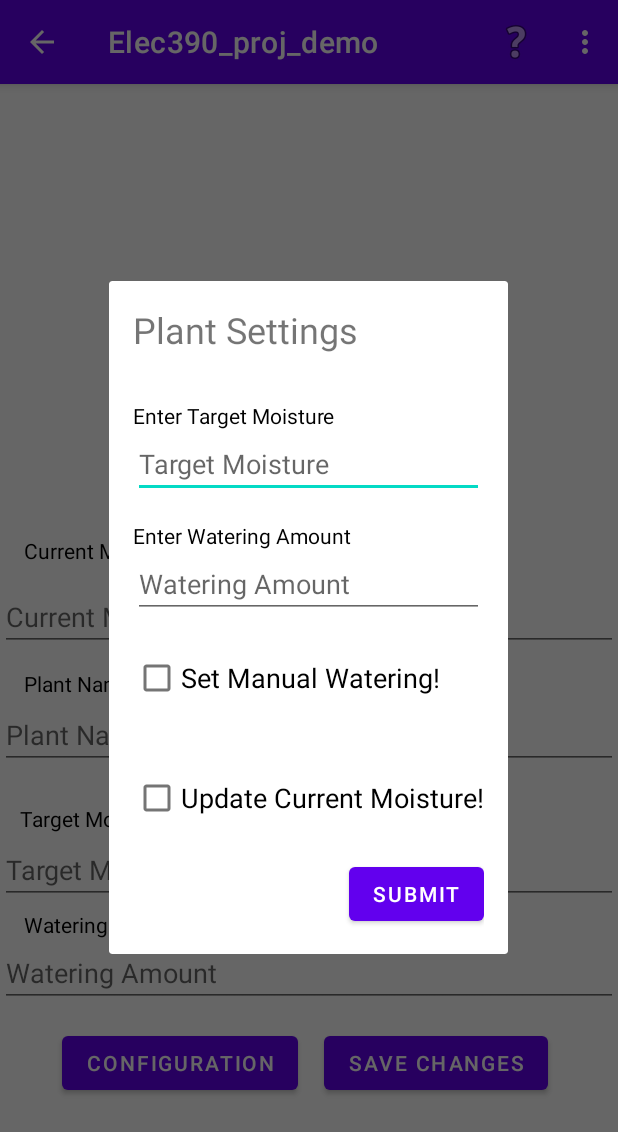
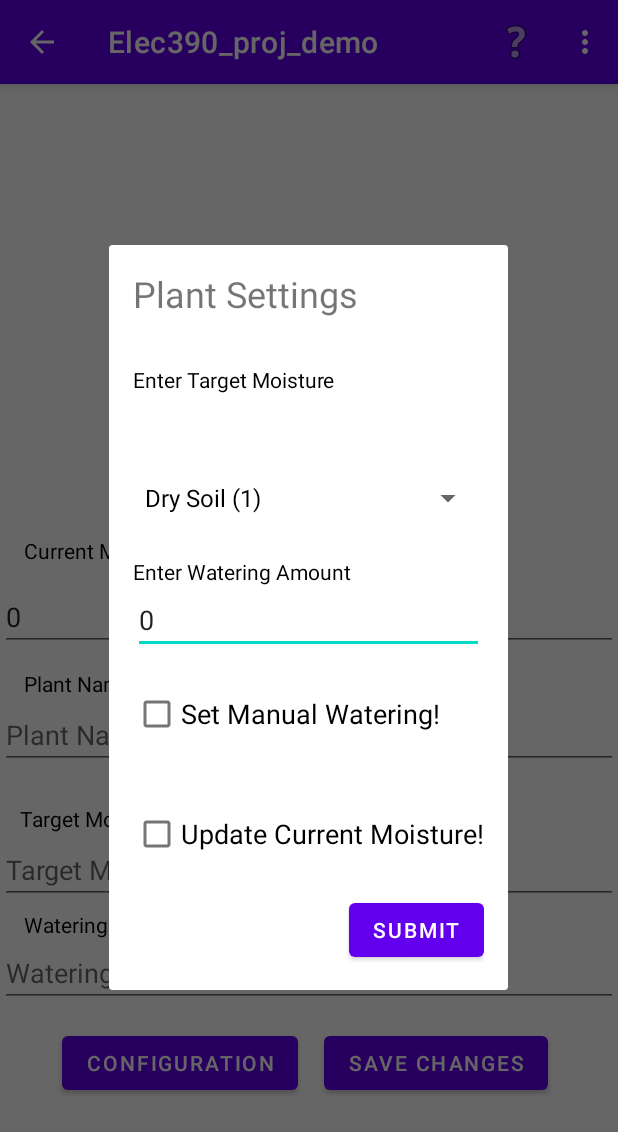
Before and after one commit to bananaslamjamma/Elec390_proj_demo, an Android app: the plantProfileActivity screen opened directly, with no data from a screen before it, after a tap on "CONFIGURATION", on a phone screen of 412 x 824 dp. Shown: the top 1132 px of the screen. Run offline under Robolectric (Android 15) with nearby library versions, the light colour scheme and no system bars; our stand-ins replace Firebase (no records; nobody signed in at launch, a user with empty details on screens opened directly); 6 statements that could not run were skipped.

```diff
--- a/app/src/main/java/com/example/elec390_proj_demo/plantProfileActivity.java
+++ b/app/src/main/java/com/example/elec390_proj_demo/plantProfileActivity.java
@@ -10,11 +10,15 @@ import android.view.Menu;
 import android.view.MenuItem;
 import android.view.View;
 import android.view.Window;
+import android.widget.AdapterView;
+import android.widget.ArrayAdapter;
 import android.widget.Button;
 import android.widget.CheckBox;
 import android.widget.EditText;
 import android.widget.ImageView;
+import android.widget.Spinner;
 import android.widget.TextView;
+import android.widget.Toast;
 
 import com.example.elec390_proj_demo.ui.login.LoginActivity;
 import com.google.android.gms.tasks.OnCompleteListener;
@@ -28,19 +32,17 @@ import com.google.firebase.database.FirebaseDatabase;
 import java.util.Map;
 import java.util.regex.Pattern;
 
-public class plantProfileActivity extends AppCompatActivity {
+public class plantProfileActivity extends AppCompatActivity implements AdapterView.OnItemSelectedListener {
 
     FirebaseAuth auth;
     FirebaseUser user;
     FirebaseDatabase database = FirebaseDatabase.getInstance();
     DatabaseReference u_root = database.getReference("users");
     DatabaseReference p_root;
-
     DatabaseReference active_root;
     ImageView img;
     TextView p_current_moisture, date_view;
     Button save_change_button, move_config;
-
     EditText dia_target_moisture, dia_watering_amount, target_moisture, watering_amount, current_moisture, plantName;
     Button submitDia;
     Dialog dialog;
@@ -48,8 +50,11 @@ public class plantProfileActivity extends AppCompatActivity {
     String current_plant = "";
     //global objects
     Plants g_plants;
+
+    Spinner spin;
     ActivePlant g_active;
 
+    int moistureLevelValue  = 0;
     @Override
     public boolean onCreateOptionsMenu(Menu menu) {
         // Inflate the menu; this adds items to the action bar if it is present.
@@ -104,6 +109,12 @@ public class plantProfileActivity extends AppCompatActivity {
         manualWaterCheck = dialog.findViewById(R.id.manual_watering_check);
         autoRefreshCheck = dialog.findViewById(R.id.auto_refresh_check);
         submitDia = dialog.findViewById(R.id.profile_submit_dia);
+        //drop down list
+        spin = (Spinner) dialog.findViewById(R.id.TEST);
+        ArrayAdapter<CharSequence> adapter = ArrayAdapter.createFromResource(this,
+                R.array.target_moisture_settings, android.R.layout.simple_spinner_dropdown_item);
+        spin.setAdapter(adapter);
+        spin.setOnItemSelectedListener(this);
         //auth
         auth = FirebaseAuth.getInstance();
         user = auth.getCurrentUser();
@@ -142,7 +153,8 @@ public class plantProfileActivity extends AppCompatActivity {
                     plantName.setText(String.valueOf(p.getName()));
                     date_view.setText(String.valueOf(p.getDate()));
                     //ints
-                    target_moisture.setText(String.valueOf(p.getTarget_moisture()));
+                    int plantMoistureLevel =  p.calcCurrentMoisture();
+                    target_moisture.setText(String.valueOf(plantMoistureLevel));
                     watering_amount.setText(String.valueOf(p.getWatering_amount()));
                     getSupportActionBar().setTitle(String.valueOf(p.getName()));
                 }
@@ -174,15 +186,14 @@ public class plantProfileActivity extends AppCompatActivity {
                         });
                     }
                     else{
-                        System.out.println("EVAN FUCK YOU");
                         System.out.println(p.getAddress());
                         String[] arrValues = p.getAddress().split(Pattern.quote("/"));
-                        System.out.println("EVAN FUCK YOU 2");
-                        System.out.println(arrValues[2]);
+                        int simpleResult = p.calcCurrentMoisture();
                         if(!(current_plant.equals(arrValues[2]))){
                             System.out.println("YOU'RE IN THE WRONG NEIGHBOURHOOD");
                             activePlantCheck.setVisibility(View.VISIBLE);
                             move_config.setVisibility(View.INVISIBLE);
+
                             activePlantCheck.setOnClickListener(new View.OnClickListener() {
                                 @Override
                                 public void onClick(View view) {
@@ -203,7 +214,7 @@ public class plantProfileActivity extends AppCompatActivity {
                             //if active plant
                             p_current_moisture.setVisibility(View.VISIBLE);
                             current_moisture.setVisibility(View.VISIBLE);
-                            current_moisture.setText(String.valueOf(p.getCurrent_moisture()));
+                            current_moisture.setText(String.valueOf(simpleResult));
                             activePlantCheck.setVisibility(View.INVISIBLE);
                             move_config.setVisibility(View.VISIBLE);
                         }
@@ -231,6 +242,8 @@ public class plantProfileActivity extends AppCompatActivity {
     public void showPopUp() {
         //note: the hardware is listening to one particular child:
         // don't update multiple fields at the same time
+
+
         manualWaterCheck.setOnClickListener(new View.OnClickListener() {
             @Override
             public void onClick(View view) {
@@ -250,11 +263,12 @@ public class plantProfileActivity extends AppCompatActivity {
             }
         });
         submitDia.setOnClickListener(new View.OnClickListener() {
-
             @Override
             public void onClick(View view) {
-                int moisture_input = Integer.valueOf(dia_target_moisture.getText().toString());
+                //int moisture_input = Integer.valueOf(dia_target_moisture.getText().toString());
+                int moisture_input = moistureLevelValue;
                 int water_amt_input = Integer.valueOf(dia_watering_amount.getText().toString());
+                spin.getSelectedItem().toString();
                 g_plants.setTarget_moisture(moisture_input);
                 g_plants.setWatering_amount(water_amt_input);
                 Map<String, Object> postValues = g_plants.toMap();
@@ -266,6 +280,34 @@ public class plantProfileActivity extends AppCompatActivity {
                 recreate();
             }
         });
+
+
+
         dialog.show();
     }
+
+    @Override
+    public void onItemSelected(AdapterView<?> adapterView, View view, int i, long l) {
+        int rValue = 0;
+        Toast.makeText(adapterView.getContext(),
+                "OnItemSelectedListener : " +  adapterView.getItemAtPosition(i).toString(),
+                Toast.LENGTH_SHORT).show();
+        switch(i){
+            case 0: rValue = 656;
+            break;
+            case 1: rValue = 560;
+            break;
+            case 2: rValue = 500;
+            break;
+            case 3: rValue = 450;
+            break;
+            case 4: rValue = 340;
+            break;
+        }
+        moistureLevelValue = rValue;
+    }
+    @Override
+    public void onNothingSelected(AdapterView<?> adapterView) {
+
+    }
 }
--- a/app/src/main/res/layout/activity_plant_profile.xml
+++ b/app/src/main/res/layout/activity_plant_profile.xml
@@ -51,6 +51,7 @@
         app:layout_constraintBottom_toTopOf="@+id/p_name"
         app:layout_constraintStart_toStartOf="parent"
         app:layout_constraintTop_toBottomOf="@+id/p_current_moisture" />
+
 
     <EditText
         android:id="@+id/p_target_moisture_text"
--- a/app/src/main/res/layout/plant_profile_dialog.xml
+++ b/app/src/main/res/layout/plant_profile_dialog.xml
@@ -26,9 +26,15 @@
         android:id="@+id/target_moisture_dia"
         android:layout_width="match_parent"
         android:layout_height="wrap_content"
+        android:visibility="invisible"
         android:hint="Target Moisture"
         android:imeOptions="actionNext"
         android:inputType="numberSigned" />
+
+    <Spinner
+        android:id="@+id/TEST"
+        android:layout_width="match_parent"
+        android:layout_height="wrap_content" />
 
     <TextView
         android:id="@+id/textView_water_amount"
@@ -44,6 +50,7 @@
         android:id="@+id/watering_amount_dia"
         android:layout_width="match_parent"
         android:layout_height="wrap_content"
+        android:text="0"
         android:hint="Watering Amount"
         android:imeOptions="actionNext"
         android:inputType="numberSigned" />
--- /dev/null
+++ b/app/src/main/res/values/sensor_values.xml
@@ -0,0 +1,10 @@
+<?xml version="1.0" encoding="utf-8"?>
+<resources>
+    <string-array name="target_moisture_settings">
+        <item>Dry Soil (1)</item>
+        <item>Wet Soil (2)</item>
+        <item>Moderately (3)</item>
+        <item>Mild (4) </item>
+        <item>Well Watered (5)</item>
+    </string-array>
+</resources>
```
Also changed, not shown: app/src/main/java/com/example/elec390_proj_demo/ActivePlant.java (+23 -0 lines), app/src/main/java/com/example/elec390_proj_demo/Plants.java (+23 -0 lines).
